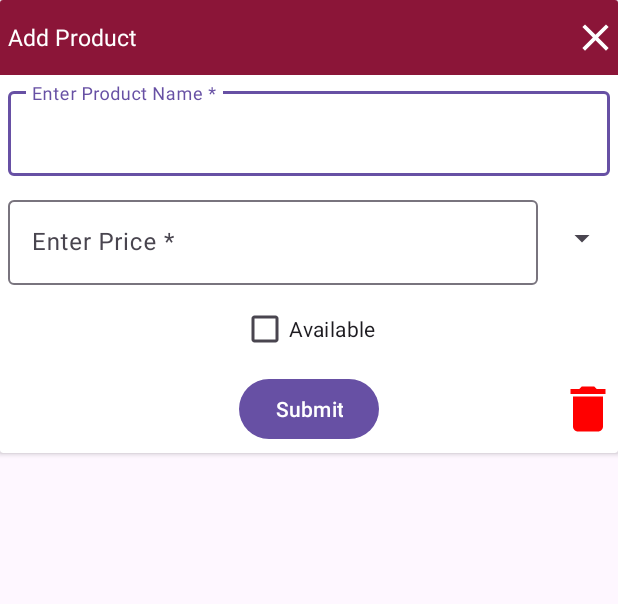
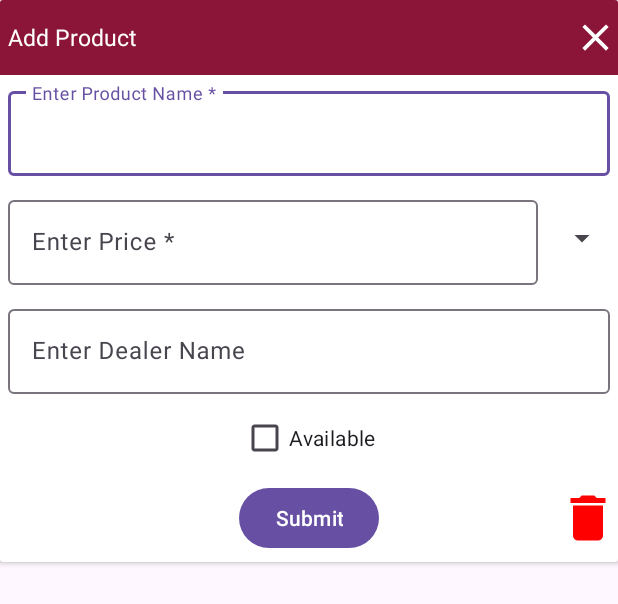
Before and after one commit to manojkmr2197/sha-attar-invoice-app, an Android app: the layout dialog_product_create.xml on its own in the app's theme, with its tools: preview values and no code run, on a phone screen of 412 x 824 dp. Shown: the top 604 px of the screen. Run offline under Robolectric (Android 15) with nearby library versions, the phone set to English and light mode, and no system bars.

Commit message:
new changes applied dealer changes

```diff
--- a/app/src/main/AndroidManifest.xml
+++ b/app/src/main/AndroidManifest.xml
@@ -18,7 +18,6 @@
         android:supportsRtl="true"
         android:theme="@style/Theme.ShaAttarInvoice"
         android:requestLegacyExternalStorage="true"
-        android:forceDarkAllowed="false"
         tools:targetApi="31">
         <activity
             android:name=".activity.CustomerHistoryActivity"
--- a/app/src/main/java/com/app/sha/attar/invoice/activity/MainActivity.java
+++ b/app/src/main/java/com/app/sha/attar/invoice/activity/MainActivity.java
@@ -27,6 +27,7 @@ import android.widget.Toast;
 
 import androidx.annotation.NonNull;
 import androidx.appcompat.app.AppCompatActivity;
+import androidx.appcompat.app.AppCompatDelegate;
 import androidx.core.view.GravityCompat;
 import androidx.drawerlayout.widget.DrawerLayout;
 import androidx.recyclerview.widget.LinearLayoutManager;
--- a/app/src/main/java/com/app/sha/attar/invoice/activity/ProductActivity.java
+++ b/app/src/main/java/com/app/sha/attar/invoice/activity/ProductActivity.java
@@ -197,6 +197,7 @@ public class ProductActivity extends AppCompatActivity implements View.OnClickLi
         dialog.setCanceledOnTouchOutside(false);
         dialog.getWindow().setSoftInputMode(WindowManager.LayoutParams.SOFT_INPUT_ADJUST_RESIZE);
         TextInputEditText name = (TextInputEditText) dialog.findViewById(R.id.product_add_name);
+        TextInputEditText dealer = (TextInputEditText) dialog.findViewById(R.id.product_dealer_name);
         TextInputEditText price = (TextInputEditText) dialog.findViewById(R.id.product_add_price);
         Spinner owner = (Spinner) dialog.findViewById(R.id.product_add_owner);
         CheckBox available = (CheckBox) dialog.findViewById(R.id.product_add_checkbox);
@@ -214,6 +215,7 @@ public class ProductActivity extends AppCompatActivity implements View.OnClickLi
         if (productModel != null) {
             name.setText(productModel.getName());
             price.setText(productModel.getPrice());
+            dealer.setText(productModel.getDealer());
             if ("MTS".equalsIgnoreCase(productModel.getOwner())) {
                 owner.setSelection(0);
             } else if ("IK".equalsIgnoreCase(productModel.getOwner())) {
@@ -278,6 +280,7 @@ public class ProductActivity extends AppCompatActivity implements View.OnClickLi
                 if (productModel != null) {
                     productModel.setName(name.getText().toString());
                     productModel.setPrice(price.getText().toString());
+                    productModel.setDealer(dealer.getText().toString());
                     productModel.setOwner(owner.getSelectedItem().toString());
                     productModel.setStatus(available.isChecked() ? "Y" : "N");
 
@@ -302,6 +305,7 @@ public class ProductActivity extends AppCompatActivity implements View.OnClickLi
                     ProductModel newProductModel = new ProductModel();
                     newProductModel.setName(name.getText().toString());
                     newProductModel.setPrice(price.getText().toString());
+                    newProductModel.setDealer(dealer.getText().toString());
                     newProductModel.setOwner(owner.getSelectedItem().toString());
                     newProductModel.setStatus(available.isChecked() ? "Y" : "N");
                     newProductModel.setCode(prepareProductCode(newProductModel.getName()));
--- a/app/src/main/java/com/app/sha/attar/invoice/activity/SplashActivity.java
+++ b/app/src/main/java/com/app/sha/attar/invoice/activity/SplashActivity.java
@@ -8,6 +8,7 @@ import android.view.Window;
 import android.view.WindowManager;
 
 import androidx.appcompat.app.AppCompatActivity;
+import androidx.appcompat.app.AppCompatDelegate;
 
 import com.app.sha.attar.invoice.R;
 
--- a/app/src/main/java/com/app/sha/attar/invoice/adapter/ProductViewAdapter.java
+++ b/app/src/main/java/com/app/sha/attar/invoice/adapter/ProductViewAdapter.java
@@ -40,6 +40,7 @@ public class ProductViewAdapter extends RecyclerView.Adapter<ProductViewHolder>
         int index = holder.getAdapterPosition();
 
         holder.name.setText(contentList.get(index).getName());
+        holder.dealer.setText(contentList.get(index).getDealer());
         holder.code.setText(contentList.get(index).getCode());
         holder.price.setText(contentList.get(index).getPrice());
         holder.owner.setText(contentList.get(index).getOwner());
--- a/app/src/main/java/com/app/sha/attar/invoice/viewholder/ProductViewHolder.java
+++ b/app/src/main/java/com/app/sha/attar/invoice/viewholder/ProductViewHolder.java
@@ -14,7 +14,7 @@ import com.app.sha.attar.invoice.R;
 public class ProductViewHolder extends RecyclerView.ViewHolder {
 
     public Button edit;
-    public TextView name,code,price,owner;
+    public TextView name,code,price,owner,dealer;
 
     public ProductViewHolder(@NonNull View itemView) {
         super(itemView);
@@ -24,6 +24,7 @@ public class ProductViewHolder extends RecyclerView.ViewHolder {
         code =(TextView) itemView.findViewById(R.id.product_item_code);
         price =(TextView) itemView.findViewById(R.id.product_item_price);
         owner =(TextView) itemView.findViewById(R.id.product_item_owner);
+        dealer =(TextView) itemView.findViewById(R.id.product_item_dealer);
 
 
     }
--- a/app/src/main/res/layout/dialog_product_create.xml
+++ b/app/src/main/res/layout/dialog_product_create.xml
@@ -77,6 +77,21 @@
 
         </LinearLayout>
 
+        <com.google.android.material.textfield.TextInputLayout
+            android:layout_width="match_parent"
+            android:layout_height="wrap_content"
+            android:layout_margin="5dp"
+            android:hint="Enter Dealer Name ">
+
+            <!--this is the actual edit text which takes the input-->
+            <com.google.android.material.textfield.TextInputEditText
+                android:id="@+id/product_dealer_name"
+                android:layout_width="match_parent"
+                android:layout_height="wrap_content"
+                android:inputType="textCapCharacters"
+                android:singleLine="true"/>
+
+        </com.google.android.material.textfield.TextInputLayout>
 
         <com.google.android.material.checkbox.MaterialCheckBox
             android:layout_width="wrap_content"
--- a/app/src/main/res/values-night/themes.xml
+++ /dev/null
@@ -1,7 +0,0 @@
-<resources xmlns:tools="http://schemas.android.com/tools">
-    <!-- Base application theme. -->
-    <style name="Base.Theme.ShaAttarInvoice" parent="Theme.Material3.DayNight.NoActionBar">
-        <!-- Customize your dark theme here. -->
-        <!-- <item name="colorPrimary">@color/my_dark_primary</item> -->
-    </style>
-</resources>
--- a/app/src/main/res/values-v23/themes.xml
+++ /dev/null
@@ -1,9 +0,0 @@
-<resources xmlns:tools="http://schemas.android.com/tools">
-
-    <style name="Theme.ShaAttarInvoice" parent="Base.Theme.ShaAttarInvoice">
-        <!-- Transparent system bars for edge-to-edge. -->
-        <item name="android:navigationBarColor">@android:color/transparent</item>
-        <item name="android:statusBarColor">@android:color/transparent</item>
-        <item name="android:windowLightStatusBar">?attr/isLightTheme</item>
-    </style>
-</resources>
--- a/app/src/main/res/values/themes.xml
+++ b/app/src/main/res/values/themes.xml
@@ -5,5 +5,13 @@
         <!-- <item name="colorPrimary">@color/my_light_primary</item> -->
     </style>
 
-    <style name="Theme.ShaAttarInvoice" parent="Base.Theme.ShaAttarInvoice" />
+    <style name="Theme.ShaAttarInvoice" parent="Base.Theme.ShaAttarInvoice" >
+        <!-- Force light mode -->
+        <item name="android:forceDarkAllowed" tools:targetApi="q">false</item>
+    </style>
+
+    <style name="AppTheme" parent="Theme.MaterialComponents.Light.NoActionBar">
+        <!-- Force light mode -->
+        <item name="android:forceDarkAllowed" tools:targetApi="q">false</item>
+    </style>
 </resources>
```
Also changed, not shown: app/src/main/java/com/app/sha/attar/invoice/activity/ReportActivity.java (+37 -2 lines), app/src/main/java/com/app/sha/attar/invoice/model/ProductModel.java (+9 -0 lines), app/src/main/res/layout/product_item_design.xml (+10 -0 lines), app/src/main/res/layout/report_item_design.xml (+11 -2 lines).
